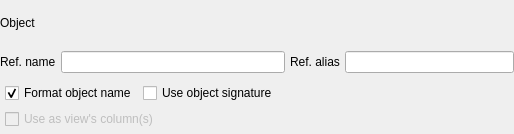
Before: the Qt Designer form libs/libgui/ui/dbobjects/referenceswidget.ui in nullptrlabs/pgmodeler, drawn with Qt 5.
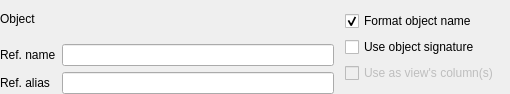
After: the same form once the commit is applied.

Commit message: Refactor ViewWidget and ReferencesWidget layout and behavior

```diff
--- a/libs/libgui/ui/dbobjects/referenceswidget.ui
+++ b/libs/libgui/ui/dbobjects/referenceswidget.ui
@@ -6,8 +6,8 @@
    <rect>
     <x>0</x>
     <y>0</y>
-    <width>514</width>
-    <height>134</height>
+    <width>510</width>
+    <height>94</height>
    </rect>
   </property>
   <property name="windowTitle">
@@ -26,9 +26,22 @@
    <property name="bottomMargin">
     <number>0</number>
    </property>
-   <property name="spacing">
-    <number>5</number>
-   </property>
+   <item row="1" column="0">
+    <widget class="QLabel" name="ref_name_lbl">
+     <property name="sizePolicy">
+      <sizepolicy hsizetype="Fixed" vsizetype="Fixed">
+       <horstretch>0</horstretch>
+       <verstretch>0</verstretch>
+      </sizepolicy>
+     </property>
+     <property name="text">
+      <string>Ref. name</string>
+     </property>
+    </widget>
+   </item>
+   <item row="0" column="1" colspan="2">
+    <widget class="QWidget" name="ref_obj_parent" native="true"/>
+   </item>
    <item row="0" column="0">
     <widget class="QLabel" name="object_lbl">
      <property name="sizePolicy">
@@ -42,11 +55,8 @@
      </property>
     </widget>
    </item>
-   <item row="0" column="1" colspan="2">
-    <widget class="QWidget" name="ref_obj_parent" native="true"/>
-   </item>
-   <item row="1" column="0">
-    <widget class="QLabel" name="ref_name_lbl">
+   <item row="2" column="0">
+    <widget class="QLabel" name="ref_alias_lbl">
      <property name="sizePolicy">
       <sizepolicy hsizetype="Fixed" vsizetype="Fixed">
        <horstretch>0</horstretch>
@@ -54,60 +64,11 @@
       </sizepolicy>
      </property>
      <property name="text">
-      <string>Ref. name</string>
+      <string>Ref. alias</string>
      </property>
     </widget>
    </item>
-   <item row="1" column="1">
-    <widget class="QLineEdit" name="ref_name_edt">
-     <property name="sizePolicy">
-      <sizepolicy hsizetype="Expanding" vsizetype="Preferred">
-       <horstretch>0</horstretch>
-       <verstretch>0</verstretch>
-      </sizepolicy>
-     </property>
-     <property name="toolTip">
-      <string>&lt;p&gt;The name of the reference to an object. All occurrences of the reference enclosed by &lt;strong&gt;{}&lt;/strong&gt; are replaced by the referenced object's name or signature in the SQL code.&lt;/p&gt;</string>
-     </property>
-     <property name="statusTip">
-      <string/>
-     </property>
-    </widget>
-   </item>
-   <item row="1" column="2">
-    <layout class="QHBoxLayout" name="horizontalLayout">
-     <item>
-      <widget class="QLabel" name="ref_alias_lbl">
-       <property name="sizePolicy">
-        <sizepolicy hsizetype="Fixed" vsizetype="Fixed">
-         <horstretch>0</horstretch>
-         <verstretch>0</verstretch>
-        </sizepolicy>
-       </property>
-       <property name="text">
-        <string>Ref. alias</string>
-       </property>
-      </widget>
-     </item>
-     <item>
-      <widget class="QLineEdit" name="ref_alias_edt">
-       <property name="sizePolicy">
-        <sizepolicy hsizetype="Expanding" vsizetype="Preferred">
-         <horstretch>0</horstretch>
-         <verstretch>0</verstretch>
-        </sizepolicy>
-       </property>
-       <property name="toolTip">
-        <string>&lt;p&gt;The alias of the reference to an object. All occurrences of the reference enclosed by &lt;strong&gt;@{}&lt;/strong&gt; are replaced by the referenced object's alias in the SQL code.&lt;/p&gt;</string>
-       </property>
-       <property name="statusTip">
-        <string/>
-       </property>
-      </widget>
-     </item>
-    </layout>
-   </item>
-   <item row="2" column="0" colspan="3">
+   <item row="0" column="3" rowspan="3">
     <widget class="QFrame" name="options_frm">
      <property name="sizePolicy">
       <sizepolicy hsizetype="Preferred" vsizetype="Fixed">
@@ -128,13 +89,13 @@
       <property name="bottomMargin">
        <number>5</number>
       </property>
-      <item row="0" column="1">
+      <item row="1" column="0" colspan="2">
        <widget class="QCheckBox" name="use_signature_chk">
         <property name="enabled">
          <bool>true</bool>
         </property>
         <property name="sizePolicy">
-         <sizepolicy hsizetype="Expanding" vsizetype="Fixed">
+         <sizepolicy hsizetype="Fixed" vsizetype="Fixed">
           <horstretch>0</horstretch>
           <verstretch>0</verstretch>
          </sizepolicy>
@@ -153,13 +114,13 @@
         </property>
        </widget>
       </item>
-      <item row="2" column="0" colspan="2">
+      <item row="2" column="0">
        <widget class="QCheckBox" name="use_columns_chk">
         <property name="enabled">
          <bool>false</bool>
         </property>
         <property name="sizePolicy">
-         <sizepolicy hsizetype="Expanding" vsizetype="Fixed">
+         <sizepolicy hsizetype="Fixed" vsizetype="Fixed">
           <horstretch>0</horstretch>
           <verstretch>0</verstretch>
          </sizepolicy>
@@ -200,6 +161,38 @@
      </layout>
     </widget>
    </item>
+   <item row="2" column="1" colspan="2">
+    <widget class="QLineEdit" name="ref_alias_edt">
+     <property name="sizePolicy">
+      <sizepolicy hsizetype="Expanding" vsizetype="Preferred">
+       <horstretch>0</horstretch>
+       <verstretch>0</verstretch>
+      </sizepolicy>
+     </property>
+     <property name="toolTip">
+      <string>&lt;p&gt;The alias of the reference to an object. All occurrences of the reference enclosed by &lt;strong&gt;@{}&lt;/strong&gt; are replaced by the referenced object's alias in the SQL code.&lt;/p&gt;</string>
+     </property>
+     <property name="statusTip">
+      <string/>
+     </property>
+    </widget>
+   </item>
+   <item row="1" column="1" colspan="2">
+    <widget class="QLineEdit" name="ref_name_edt">
+     <property name="sizePolicy">
+      <sizepolicy hsizetype="Expanding" vsizetype="Preferred">
+       <horstretch>0</horstretch>
+       <verstretch>0</verstretch>
+      </sizepolicy>
+     </property>
+     <property name="toolTip">
+      <string>&lt;p&gt;The name of the reference to an object. All occurrences of the reference enclosed by &lt;strong&gt;{}&lt;/strong&gt; are replaced by the referenced object's name or signature in the SQL code.&lt;/p&gt;</string>
+     </property>
+     <property name="statusTip">
+      <string/>
+     </property>
+    </widget>
+   </item>
   </layout>
  </widget>
  <resources/>
```
The commit also changes 3 other files.
